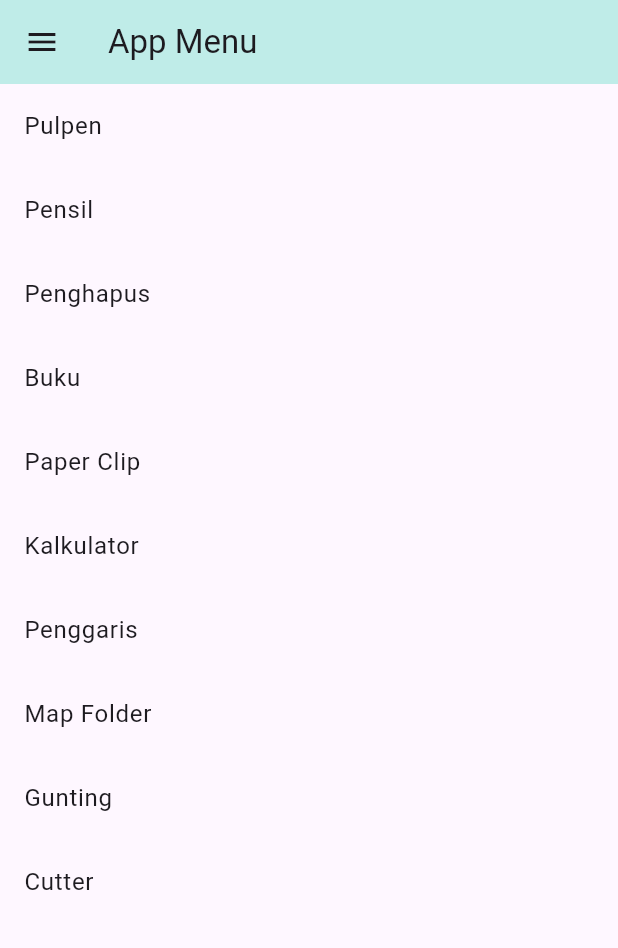
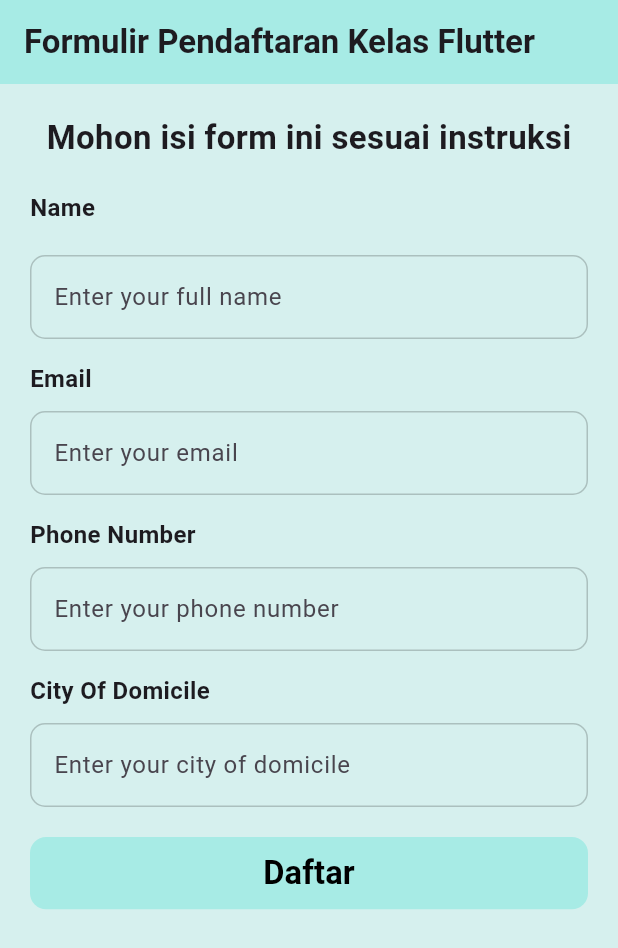
Before and after one commit to fanifatimahpr/flutter_project_ppkd, a Flutter app: the screen it shows after launch, on a phone screen of 412 x 824 dp. Shown: the top 948 px of the screen. Run offline on Flutter 3.47's test engine with Material 3 defaults, Android fonts, the light colour scheme and no system bars.

Commit message:
tugas 10 commit

```diff
--- a/lib/main.dart
+++ b/lib/main.dart
@@ -5,6 +5,7 @@
 import 'package:flutter_project_ppkd/tugas_flutter/Day%2017/listview.dart';
 import 'package:flutter_project_ppkd/tugas_flutter/Day%2017/listviewmap.dart';
 import 'package:flutter_project_ppkd/tugas_flutter/Day%2017/listviewmodel.dart';
+import 'package:flutter_project_ppkd/tugas_flutter/Day%2017/tugas10.dart';
 import 'package:flutter_project_ppkd/tugas_flutter/Day%2017/tugas9.dart';
 import 'package:flutter_project_ppkd/tugas_flutter/tugas5.dart';
 import 'package:flutter_project_ppkd/tugas_flutter/tugas6.dart';
@@ -41,7 +42,7 @@
         // tested with just a hot reload.
         colorScheme: ColorScheme.fromSeed(seedColor: Colors.deepPurple),
       ),
-      home: Tugas9(),
+      home: Tugas10(),
     );
   }
 }
--- /dev/null
+++ b/lib/tugas_flutter/Day 17/tugas10.dart
@@ -0,0 +1,226 @@
+import 'package:flutter/material.dart';
+import 'package:flutter_project_ppkd/tugas_flutter/Day%2017/listview.dart';
+import 'package:flutter_project_ppkd/tugas_flutter/Day%2017/nextPageDaftar.dart';
+import 'package:flutter_project_ppkd/tugas_flutter/homeScreen.dart';
+import 'package:flutter_project_ppkd/tugas_flutter/textTestWidget.dart';
+
+class Tugas10 extends StatefulWidget {
+  const Tugas10({super.key});
+
+  @override
+  State<Tugas10> createState() => _Tugas10State();
+}
+
+class _Tugas10State extends State<Tugas10> {
+  final TextEditingController nameController = TextEditingController();
+  final TextEditingController emailController = TextEditingController();
+  final TextEditingController phoneController = TextEditingController();
+  final TextEditingController cityController = TextEditingController();
+  bool isVisibility = false;
+  @override
+  Widget build(BuildContext context) {
+    return Scaffold(
+      backgroundColor: Color.fromARGB(255, 214, 240, 238),
+      appBar: AppBar(title: Text("Formulir Pendaftaran Kelas Flutter",
+      style: TextStyle(fontWeight: FontWeight.bold)),
+      backgroundColor: Color.fromARGB(255, 167, 235, 229)),
+      body: Stack(children: [buildLayer()]));
+  }
+  // login() async {
+  //   Navigator.push(
+  //     context,
+  //     MaterialPageRoute(builder: (context) => nextPage()),
+  //   );
+  // }
+
+final _formKey = GlobalKey<FormState>();
+SafeArea buildLayer() {
+  return SafeArea(
+    child: Form(
+      key: _formKey,
+      child: Padding(
+        padding: const EdgeInsets.all(20.0),
+        child: Center(
+          child: Column(
+            mainAxisAlignment: MainAxisAlignment.start,
+            children: [
+               Text("Mohon isi form ini sesuai instruksi",
+                style: TextStyle(
+                  fontSize: 22,
+                  fontWeight: FontWeight.bold)),
+
+            height(20),
+            buildTitle("Name"),
+            height(10),
+            height(10),
+        buildTextField(
+                  hintText: "Enter your full name",
+                  controller: nameController,
+                  validator: (value) {
+                    if (value == null || value.isEmpty) {
+                      return "Nama harus diisi";
+                    }
+                    return null;
+                  },
+                ),
+
+
+        height(15),
+        buildTitle("Email"),
+        height(10),
+        buildTextField(
+                  hintText: "Enter your email",
+                  controller: emailController,
+                  validator: (value) {
+                    if (value == null || value.isEmpty) {
+                      return "Email harus diisi";
+                    } else if (!value.contains('@')) {
+                      return "Email tidak valid";
+                    } else if (!RegExp(
+                      r"^[a-zA-Z0-9_.+-]+@[a-zA-Z0-9-]+\.[a-zA-Z0-9-.]+$",
+                    ).hasMatch(value)) {
+                      return "Format Email tidak valid";
+                    }
+                    return null;
+                  },
+                ),
+
+        height(15),
+        buildTitle("Phone Number"),
+        height(10),
+        buildTextField(
+                  hintText: "Enter your phone number"),
+
+        height(15),
+        buildTitle("City Of Domicile"),
+        height(10),
+        buildTextField(
+          hintText: "Enter your city of domicile",
+          controller: cityController,
+                  validator: (value) {
+                    if (value == null || value.isEmpty) {
+                      return "Kota domisili harus diisi";
+                    }
+                    return null;
+                  },),
+
+
+        //Daftar
+        height(20),
+        Container(
+          width: 417.21,
+          height: 48.14,
+          decoration: BoxDecoration(color: Color.fromARGB(255, 167, 235, 229), borderRadius: BorderRadius.circular(10.7)),
+          child: TextButton(onPressed: (){
+            if(_formKey.currentState!.validate()) {
+              print(nameController.text);
+              Navigator.push(context,
+              MaterialPageRoute(builder: (context) =>
+              nextPage(name: nameController.text, city: cityController.text,),),);
+            }
+            else {
+              showDialog(context: context,
+              builder: (context){
+                return AlertDialog(title: Text("Validation Error"),
+                content: Text("Please fill all fields"),
+                actions:[
+                  TextButton(child: Text("Yes"),
+                  onPressed: (){
+                    Navigator.pop(context);
+                  },),
+                  TextButton(child: Text("No"),
+                  onPressed: (){
+                    Navigator.pop(context);
+                  },)
+                ]);
+              });
+            }
+          },
+          child: Text("Daftar",
+          style: TextStyle(
+            fontSize: 21.74,
+            color: Colors.black,
+            fontWeight: FontWeight.bold))),
+            ),],
+            ),
+          ),
+        ),
+      ),
+    );
+  }
+
+
+  TextFormField buildTextField({
+    String? hintText,
+    bool isPassword = false,
+    TextEditingController? controller,
+    String? Function(String?)? validator,
+  }) {
+    return TextFormField(
+      validator: validator,
+      controller: controller,
+      obscureText: isPassword ? isVisibility : false,
+      decoration: InputDecoration(
+        hintText: hintText,
+        border: OutlineInputBorder(
+          borderRadius: BorderRadius.circular(10),
+          borderSide: BorderSide(
+            color: Colors.black.withOpacity(0.2),
+            width: 1.0,
+          ),
+        ),
+        focusedBorder: OutlineInputBorder(
+          borderRadius: BorderRadius.circular(10),
+          borderSide: BorderSide(color: Colors.black, width: 1.0),
+        ),
+        enabledBorder: OutlineInputBorder(
+          borderRadius: BorderRadius.circular(10),
+          borderSide: BorderSide(
+            color: Colors.black.withOpacity(0.2),
+            width: 1.0,
+          ),
+        ),
+        suffixIcon: isPassword
+            ? IconButton(
+                onPressed: () {
+                  setState(() {
+                    isVisibility = !isVisibility;
+                  });
+                },
+                icon: Icon(
+                  isVisibility ? Icons.visibility_off : Icons.visibility,
+                  // color: AppColor.gray88,
+                ),
+              )
+            : null,
+      ),
+    );
+  }
+
+  SizedBox height(double height) => SizedBox(height: height);
+  SizedBox width(double width) => SizedBox(width: width);
+
+  Widget buildTitle(String text) {
+    return Row(
+      children: [
+        Text(text, style: TextStyle(fontWeight: FontWeight.bold, fontSize: 16))
+        // Text(text, style: TextStyle(fontSize: 12, color: AppColor.gray88)),
+
+
+
+
+              ],
+            );
+
+}
+}
+SizedBox height(double height) => SizedBox(height: height);
+  SizedBox width(double width) => SizedBox(width: width);
+
+  Widget buildTitle(String text) {
+    return Row(
+      children: [
+        // Text(text, style: TextStyle(fontSize: 12, color: AppColor.gray88)),
+      ],
+    );
+  }
--- a/lib/tugas_flutter/homeScreen.dart
+++ b/lib/tugas_flutter/homeScreen.dart
@@ -1,7 +1,7 @@
 import 'package:flutter/material.dart';
 
 class Homescreen extends StatelessWidget {
-  const Homescreen({super.key});
+  const Homescreen({super.key,});
 
   @override
   Widget build(BuildContext context) {
```
Also changed, not shown: lib/tugas_flutter/Day 17/nextPageDaftar.dart (added, +37 -0 lines), lib/tugas_flutter/Day 17/validasi.dart (added, +15 -0 lines).
